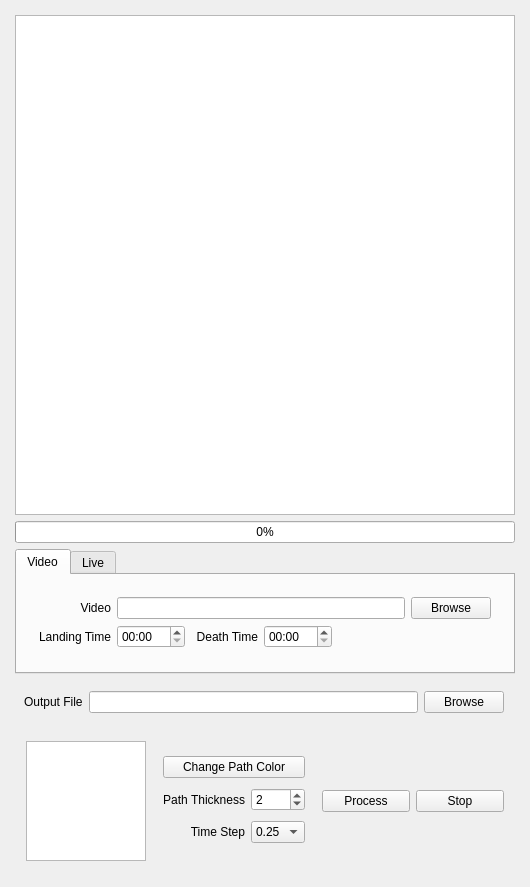
andrewzwicky/PUBGIS, file pubgis/pubgis_gui.ui: the form before one commit.
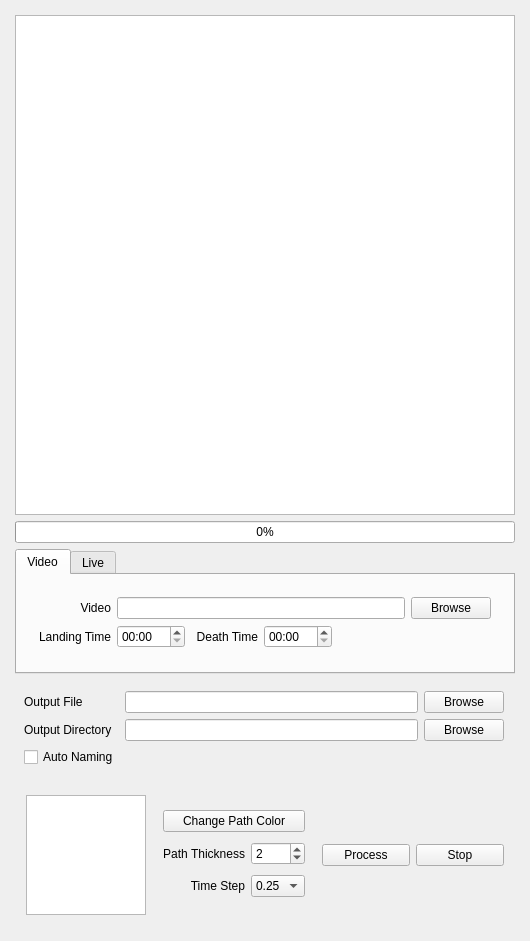
The form after the commit.

Commit message: implemented auto file naming feature

Patch:
```diff
--- a/pubgis/pubgis_gui.ui
+++ b/pubgis/pubgis_gui.ui
@@ -226,6 +226,30 @@
        <item row="0" column="2">
         <widget class="QLineEdit" name="output_file_edit"/>
        </item>
+       <item row="1" column="3">
+        <widget class="QPushButton" name="output_directory_browse_button">
+         <property name="text">
+          <string>Browse</string>
+         </property>
+        </widget>
+       </item>
+       <item row="1" column="1">
+        <widget class="QLabel" name="output_directory_label">
+         <property name="text">
+          <string>Output Directory</string>
+         </property>
+        </widget>
+       </item>
+       <item row="1" column="2">
+        <widget class="QLineEdit" name="output_directory_edit"/>
+       </item>
+       <item row="2" column="1">
+        <widget class="QCheckBox" name="auto_naming_option_checkbox">
+         <property name="text">
+          <string>Auto Naming</string>
+         </property>
+        </widget>
+       </item>
       </layout>
      </widget>
     </item>
```
The commit also changes 1 other file.
